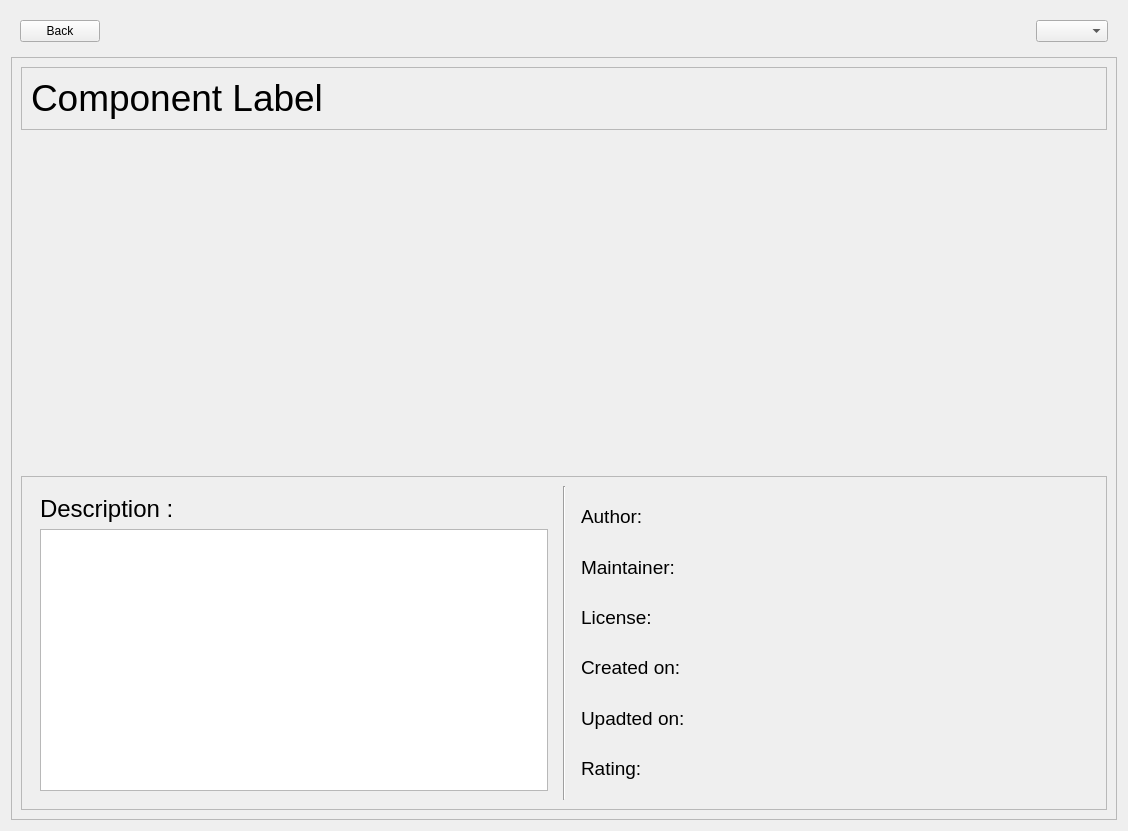
First picture: the form in src/interface/widgets/view_widget/detail_widget/detailed_widget.ui, repository AmulyaParitosh/Component_Library_Plugin, before the edit.
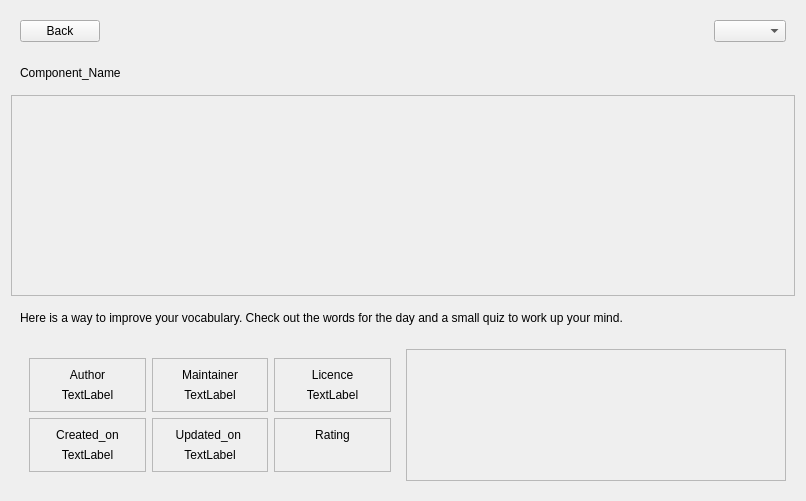
Second picture: the form after the edit. Custom widgets are drawn as their Qt base class.

Patch:
```diff
--- a/src/interface/widgets/view_widget/detail_widget/detailed_widget.ui
+++ b/src/interface/widgets/view_widget/detail_widget/detailed_widget.ui
@@ -6,8 +6,8 @@
    <rect>
     <x>0</x>
     <y>0</y>
-    <width>1128</width>
-    <height>831</height>
+    <width>806</width>
+    <height>501</height>
    </rect>
   </property>
   <property name="windowTitle">
@@ -37,7 +37,7 @@
         </property>
         <property name="sizeHint" stdset="0">
          <size>
-          <width>807</width>
+          <width>40</width>
           <height>20</height>
          </size>
         </property>
@@ -47,65 +47,67 @@
        <layout class="QHBoxLayout" name="controlArea"/>
       </item>
       <item>
-       <widget class="QComboBox" name="filetypeComboBox">
-        <property name="currentIndex">
-         <number>-1</number>
-        </property>
-        <property name="placeholderText">
-         <string>filetype</string>
+       <widget class="QComboBox" name="filetypeComboBox"/>
+      </item>
+     </layout>
+    </widget>
+   </item>
+   <item>
+    <widget class="QWidget" name="componentnameWidget" native="true">
+     <property name="sizePolicy">
+      <sizepolicy hsizetype="Preferred" vsizetype="Maximum">
+       <horstretch>0</horstretch>
+       <verstretch>0</verstretch>
+      </sizepolicy>
+     </property>
+     <layout class="QHBoxLayout" name="horizontalLayout_5">
+      <item>
+       <widget class="QLabel" name="componentLabel">
+        <property name="sizePolicy">
+         <sizepolicy hsizetype="Preferred" vsizetype="Maximum">
+          <horstretch>0</horstretch>
+          <verstretch>0</verstretch>
+         </sizepolicy>
         </property>
+        <property name="text">
+         <string>Component_Name</string>
+        </property>
        </widget>
       </item>
      </layout>
     </widget>
    </item>
    <item>
-    <layout class="QVBoxLayout" name="processesArea"/>
-   </item>
-   <item>
-    <widget class="QScrollArea" name="mainScrollArea">
+    <widget class="QScrollArea" name="thumbnailArea">
+     <property name="sizePolicy">
+      <sizepolicy hsizetype="Preferred" vsizetype="Expanding">
+       <horstretch>0</horstretch>
+       <verstretch>0</verstretch>
+      </sizepolicy>
+     </property>
+     <property name="layoutDirection">
+      <enum>Qt::LeftToRight</enum>
+     </property>
+     <property name="verticalScrollBarPolicy">
+      <enum>Qt::ScrollBarAsNeeded</enum>
+     </property>
+     <property name="sizeAdjustPolicy">
+      <enum>QAbstractScrollArea::AdjustIgnored</enum>
+     </property>
      <property name="widgetResizable">
       <bool>true</bool>
      </property>
-     <widget class="QWidget" name="mainScrollAreaWidgetContents">
+     <widget class="QWidget" name="thumbnailareaWidget">
       <property name="geometry">
        <rect>
         <x>0</x>
         <y>0</y>
-        <width>1112</width>
-        <height>755</height>
+        <width>786</width>
+        <height>189</height>
        </rect>
       </property>
-      <layout class="QVBoxLayout" name="verticalLayout_2">
-       <item>
-        <widget class="QFrame" name="labelFrame">
          <property name="sizePolicy">
           <sizepolicy hsizetype="Preferred" vsizetype="Maximum">
-           <horstretch>0</horstretch>
-           <verstretch>0</verstretch>
-          </sizepolicy>
-         </property>
-         <property name="frameShape">
-          <enum>QFrame::StyledPanel</enum>
-         </property>
-         <property name="frameShadow">
-          <enum>QFrame::Raised</enum>
-         </property>
-         <layout class="QHBoxLayout" name="horizontalLayout_2">
-          <item alignment="Qt::AlignLeft">
-           <widget class="QLabel" name="contentLabel">
-            <property name="text">
-             <string>&lt;html&gt;&lt;head/&gt;&lt;body&gt;&lt;p&gt;&lt;span style=&quot; font-size:28pt;&quot;&gt;Component Label&lt;/span&gt;&lt;/p&gt;&lt;/body&gt;&lt;/html&gt;</string>
-            </property>
-           </widget>
-          </item>
-         </layout>
-        </widget>
-       </item>
-       <item alignment="Qt::AlignLeft">
-        <widget class="QWidget" name="thumbnailArea" native="true">
-         <property name="sizePolicy">
-          <sizepolicy hsizetype="Maximum" vsizetype="Expanding">
            <horstretch>0</horstretch>
            <verstretch>0</verstretch>
           </sizepolicy>
@@ -113,56 +115,35 @@
          <property name="minimumSize">
           <size>
            <width>0</width>
-           <height>250</height>
+        <height>100</height>
           </size>
          </property>
          <property name="maximumSize">
           <size>
-           <width>700</width>
-           <height>350</height>
-          </size>
-         </property>
+        <width>16777215</width>
+        <height>500</height>
+       </size>
+      </property>
+      <property name="layoutDirection">
+       <enum>Qt::LeftToRight</enum>
+      </property>
          <layout class="QHBoxLayout" name="thumbnailAreaHorizontalLayout"/>
         </widget>
-       </item>
-       <item>
-        <widget class="QFrame" name="metadataFrame">
-         <property name="sizePolicy">
-          <sizepolicy hsizetype="Preferred" vsizetype="Expanding">
-           <horstretch>0</horstretch>
-           <verstretch>0</verstretch>
-          </sizepolicy>
-         </property>
-         <property name="frameShape">
-          <enum>QFrame::StyledPanel</enum>
-         </property>
-         <property name="frameShadow">
-          <enum>QFrame::Raised</enum>
-         </property>
-         <layout class="QHBoxLayout" name="horizontalLayout_5">
+    </widget>
+   </item>
           <item>
            <widget class="QWidget" name="descriptionWidget" native="true">
-            <layout class="QVBoxLayout" name="verticalLayout_3">
+     <property name="sizePolicy">
+      <sizepolicy hsizetype="Preferred" vsizetype="Maximum">
+       <horstretch>0</horstretch>
+       <verstretch>0</verstretch>
+      </sizepolicy>
+     </property>
+     <layout class="QHBoxLayout" name="horizontalLayout_2">
              <item>
               <widget class="QLabel" name="descriptionLabel">
-               <property name="sizePolicy">
-                <sizepolicy hsizetype="Preferred" vsizetype="Maximum">
-                 <horstretch>0</horstretch>
-                 <verstretch>0</verstretch>
-                </sizepolicy>
-               </property>
                <property name="text">
-                <string>&lt;html&gt;&lt;head/&gt;&lt;body&gt;&lt;p&gt;&lt;span style=&quot; font-size:18pt;&quot;&gt;Description :&lt;/span&gt;&lt;/p&gt;&lt;/body&gt;&lt;/html&gt;</string>
-               </property>
-              </widget>
-             </item>
-             <item>
-              <widget class="QTextBrowser" name="descriptionTextBrowser">
-               <property name="sizePolicy">
-                <sizepolicy hsizetype="Preferred" vsizetype="Preferred">
-                 <horstretch>0</horstretch>
-                 <verstretch>0</verstretch>
-                </sizepolicy>
+         <string>Here is a way to improve your vocabulary. Check out the words for the day and a small quiz to work up your mind.</string>
                </property>
               </widget>
              </item>
@@ -170,12 +151,14 @@
            </widget>
           </item>
           <item>
-           <widget class="Line" name="saparator">
-            <property name="orientation">
-             <enum>Qt::Vertical</enum>
-            </property>
-           </widget>
-          </item>
+    <widget class="QWidget" name="attributeArea" native="true">
+     <property name="sizePolicy">
+      <sizepolicy hsizetype="Preferred" vsizetype="Maximum">
+       <horstretch>0</horstretch>
+       <verstretch>0</verstretch>
+      </sizepolicy>
+     </property>
+     <layout class="QHBoxLayout" name="horizontalLayout_3">
           <item>
            <widget class="QWidget" name="metadataWidget" native="true">
             <property name="mouseTracking">
@@ -185,101 +168,218 @@
              <enum>Qt::NoFocus</enum>
             </property>
             <layout class="QGridLayout" name="gridLayout">
-             <item row="0" column="0">
-              <widget class="QLabel" name="authorLabel">
-               <property name="text">
-                <string>&lt;html&gt;&lt;head/&gt;&lt;body&gt;&lt;p&gt;&lt;span style=&quot; font-size:14pt;&quot;&gt;Author:&lt;/span&gt;&lt;/p&gt;&lt;/body&gt;&lt;/html&gt;</string>
-               </property>
-              </widget>
-             </item>
              <item row="0" column="1">
+          <widget class="QFrame" name="authorFrame">
+           <property name="frameShape">
+            <enum>QFrame::StyledPanel</enum>
+           </property>
+           <property name="frameShadow">
+            <enum>QFrame::Raised</enum>
+           </property>
+           <layout class="QVBoxLayout" name="verticalLayout_4">
+            <item>
+             <widget class="QLabel" name="authorLabel">
+              <property name="text">
+               <string>Author</string>
+              </property>
+              <property name="alignment">
+               <set>Qt::AlignCenter</set>
+              </property>
+             </widget>
+            </item>
+            <item>
               <widget class="QLabel" name="authorValue">
                <property name="text">
-                <string/>
-               </property>
-              </widget>
-             </item>
-             <item row="1" column="0">
-              <widget class="QLabel" name="mainteinerLabel">
+               <string>TextLabel</string>
+              </property>
+              <property name="alignment">
+               <set>Qt::AlignCenter</set>
+              </property>
+             </widget>
+            </item>
+           </layout>
+          </widget>
+         </item>
+         <item row="0" column="4">
+          <widget class="QFrame" name="licenceFrame">
+           <property name="frameShape">
+            <enum>QFrame::StyledPanel</enum>
+           </property>
+           <property name="frameShadow">
+            <enum>QFrame::Raised</enum>
+           </property>
+           <layout class="QVBoxLayout" name="verticalLayout_6">
+            <item>
+             <widget class="QLabel" name="licenceLabel">
                <property name="text">
-                <string>&lt;html&gt;&lt;head/&gt;&lt;body&gt;&lt;p&gt;&lt;span style=&quot; font-size:14pt;&quot;&gt;Maintainer:&lt;/span&gt;&lt;/p&gt;&lt;/body&gt;&lt;/html&gt;</string>
-               </property>
-              </widget>
-             </item>
-             <item row="1" column="1">
+               <string>Licence</string>
+              </property>
+              <property name="alignment">
+               <set>Qt::AlignCenter</set>
+              </property>
+             </widget>
+            </item>
+            <item>
+             <widget class="QLabel" name="licenceValue">
+              <property name="text">
+               <string>TextLabel</string>
+              </property>
+              <property name="alignment">
+               <set>Qt::AlignCenter</set>
+              </property>
+             </widget>
+            </item>
+           </layout>
+          </widget>
+         </item>
+         <item row="0" column="2">
+          <widget class="QFrame" name="maintainerFrame">
+           <property name="frameShape">
+            <enum>QFrame::StyledPanel</enum>
+           </property>
+           <property name="frameShadow">
+            <enum>QFrame::Raised</enum>
+           </property>
+           <layout class="QVBoxLayout" name="verticalLayout_5">
+            <item>
+             <widget class="QLabel" name="maintainerLabel">
+              <property name="text">
+               <string>Maintainer</string>
+              </property>
+              <property name="alignment">
+               <set>Qt::AlignCenter</set>
+              </property>
+             </widget>
+            </item>
+            <item>
               <widget class="QLabel" name="maintainerValue">
                <property name="text">
-                <string/>
-               </property>
-              </widget>
-             </item>
-             <item row="2" column="0">
-              <widget class="QLabel" name="licenseLabel">
-               <property name="text">
-                <string>&lt;html&gt;&lt;head/&gt;&lt;body&gt;&lt;p&gt;&lt;span style=&quot; font-size:14pt;&quot;&gt;License:&lt;/span&gt;&lt;/p&gt;&lt;/body&gt;&lt;/html&gt;</string>
+               <string>TextLabel</string>
+              </property>
+              <property name="alignment">
+               <set>Qt::AlignCenter</set>
                </property>
               </widget>
              </item>
-             <item row="2" column="1">
-              <widget class="QLabel" name="licenseValue">
-               <property name="text">
-                <string/>
-               </property>
-              </widget>
-             </item>
-             <item row="3" column="0">
-              <widget class="QLabel" name="createdLabel">
-               <property name="text">
-                <string>&lt;html&gt;&lt;head/&gt;&lt;body&gt;&lt;p&gt;&lt;span style=&quot; font-size:14pt;&quot;&gt;Created on:&lt;/span&gt;&lt;/p&gt;&lt;/body&gt;&lt;/html&gt;</string>
-               </property>
-              </widget>
-             </item>
-             <item row="3" column="1">
-              <widget class="QLabel" name="createdValue">
-               <property name="text">
-                <string/>
-               </property>
-              </widget>
-             </item>
-             <item row="4" column="0">
+           </layout>
+          </widget>
+         </item>
+         <item row="1" column="2">
+          <widget class="QFrame" name="updatedFrame">
+           <property name="frameShape">
+            <enum>QFrame::StyledPanel</enum>
+           </property>
+           <property name="frameShadow">
+            <enum>QFrame::Raised</enum>
+           </property>
+           <layout class="QVBoxLayout" name="verticalLayout_2">
+            <item>
               <widget class="QLabel" name="updatedLabel">
                <property name="text">
-                <string>&lt;html&gt;&lt;head/&gt;&lt;body&gt;&lt;p&gt;&lt;span style=&quot; font-size:14pt;&quot;&gt;Upadted on:&lt;/span&gt;&lt;/p&gt;&lt;/body&gt;&lt;/html&gt;</string>
+               <string>Updated_on </string>
+              </property>
+              <property name="alignment">
+               <set>Qt::AlignCenter</set>
                </property>
               </widget>
              </item>
-             <item row="4" column="1">
+            <item>
               <widget class="QLabel" name="updatedValue">
                <property name="text">
-                <string/>
-               </property>
-              </widget>
-             </item>
-             <item row="5" column="0">
+               <string>TextLabel</string>
+              </property>
+              <property name="alignment">
+               <set>Qt::AlignCenter</set>
+              </property>
+             </widget>
+            </item>
+           </layout>
+          </widget>
+         </item>
+         <item row="1" column="4">
+          <widget class="QFrame" name="ratingFrame">
+           <property name="frameShape">
+            <enum>QFrame::StyledPanel</enum>
+           </property>
+           <property name="frameShadow">
+            <enum>QFrame::Raised</enum>
+           </property>
+           <layout class="QVBoxLayout" name="verticalLayout_8">
+            <item>
               <widget class="QLabel" name="ratingLabel">
                <property name="text">
-                <string>&lt;html&gt;&lt;head/&gt;&lt;body&gt;&lt;p&gt;&lt;span style=&quot; font-size:14pt;&quot;&gt;Rating:&lt;/span&gt;&lt;/p&gt;&lt;/body&gt;&lt;/html&gt;</string>
-               </property>
-              </widget>
-             </item>
-             <item row="5" column="1" alignment="Qt::AlignLeft">
-              <widget class="StarRating" name="ratingwidget" native="true">
+               <string>Rating</string>
+              </property>
+              <property name="alignment">
+               <set>Qt::AlignCenter</set>
+              </property>
+             </widget>
+            </item>
+            <item>
+             <widget class="StarRating" name="ratingWidget" native="true"/>
+            </item>
+           </layout>
+          </widget>
+         </item>
+         <item row="1" column="1">
+          <widget class="QFrame" name="createdFrame">
+           <property name="frameShape">
+            <enum>QFrame::StyledPanel</enum>
+           </property>
+           <property name="frameShadow">
+            <enum>QFrame::Raised</enum>
+           </property>
+           <layout class="QVBoxLayout" name="verticalLayout_7">
+            <item>
+             <widget class="QLabel" name="createdLabel">
+              <property name="text">
+               <string>Created_on</string>
+              </property>
+              <property name="alignment">
+               <set>Qt::AlignCenter</set>
+              </property>
+             </widget>
+            </item>
+            <item>
+             <widget class="QLabel" name="createdValue">
+              <property name="text">
+               <string>TextLabel</string>
+              </property>
+              <property name="alignment">
+               <set>Qt::AlignCenter</set>
+              </property>
+             </widget>
+            </item>
+           </layout>
+          </widget>
+         </item>
+        </layout>
+       </widget>
+      </item>
+      <item>
+       <widget class="QScrollArea" name="scrollArea">
                <property name="sizePolicy">
-                <sizepolicy hsizetype="Maximum" vsizetype="Preferred">
+         <sizepolicy hsizetype="Preferred" vsizetype="Preferred">
                  <horstretch>0</horstretch>
                  <verstretch>0</verstretch>
                 </sizepolicy>
                </property>
-              </widget>
-             </item>
-            </layout>
+        <property name="widgetResizable">
+         <bool>true</bool>
+        </property>
+        <widget class="QWidget" name="scrollAreaWidgetContents">
+         <property name="geometry">
+          <rect>
+           <x>0</x>
+           <y>0</y>
+           <width>380</width>
+           <height>138</height>
+          </rect>
+         </property>
+        </widget>
            </widget>
           </item>
          </layout>
-        </widget>
-       </item>
-      </layout>
-     </widget>
     </widget>
    </item>
   </layout>
```
Left out of the diff: 8 changed lines with no effect on the pictures. Lines whose indentation alone changed are shown as unchanged.
